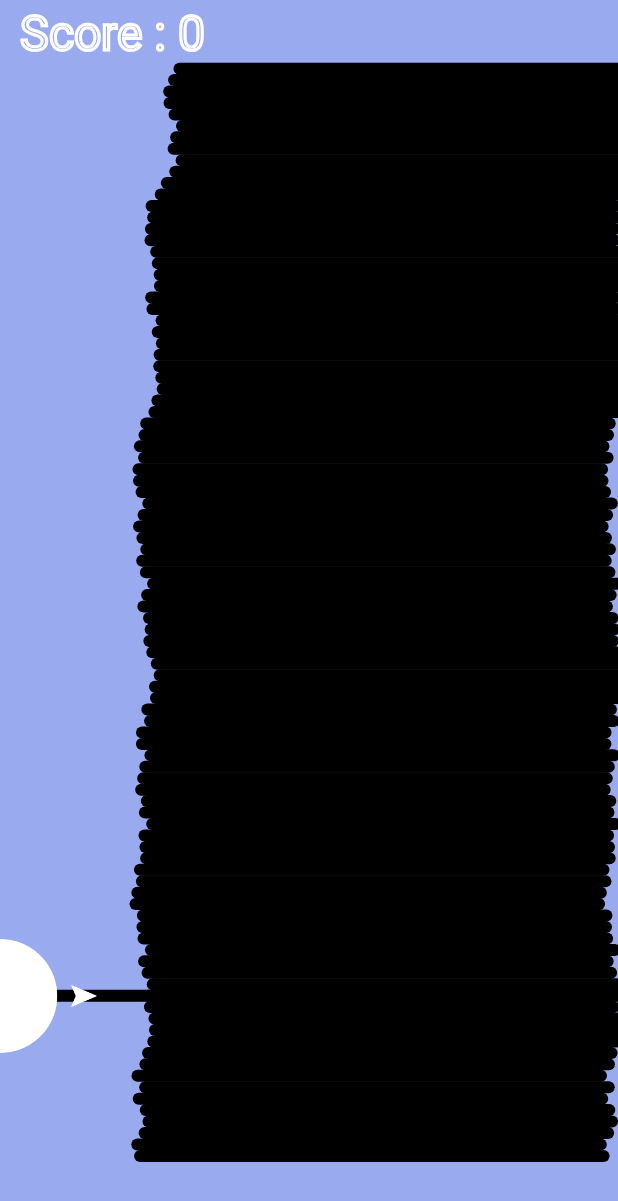
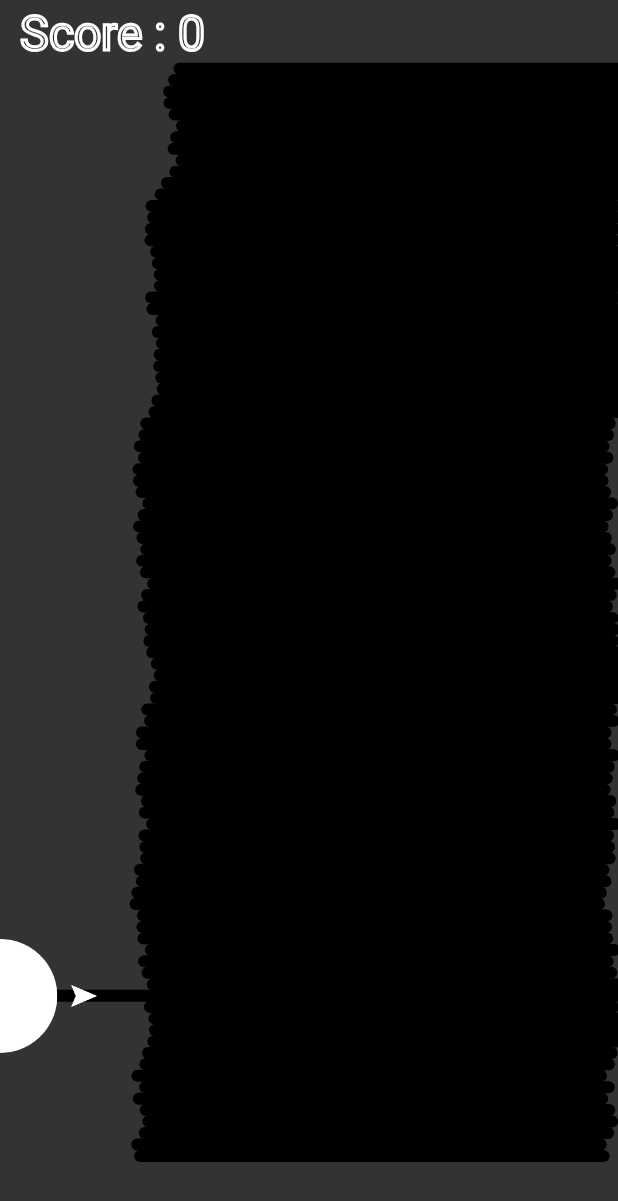
Before and after one commit to VincentDubois/musicgame, an Android app: the screen it shows after launch (MainActivity), on a phone screen of 412 x 824 dp. Shown: the top 1201 px of the screen. Run offline under Robolectric (Android 15) with nearby library versions, the phone set to English and light mode, and no system bars.

Commit message:
Travail sur les murs, changement couleur

```diff
--- a/app/src/main/java/fr/univartois/iutlens/mmi/web2/musicgame/GameView.java
+++ b/app/src/main/java/fr/univartois/iutlens/mmi/web2/musicgame/GameView.java
@@ -227,7 +227,8 @@ public class GameView extends View implements View.OnTouchListener {
     protected void onDraw(Canvas canvas) {
         super.onDraw(canvas);
 
-        canvas.drawColor(0xff99aaee);
+        canvas.drawColor(0xff333333);
+
 
         if (wall == null) return; // Si le jeu n'est pas initialisé, on ne fait rien
 
--- a/app/src/main/res/values/colors.xml
+++ b/app/src/main/res/values/colors.xml
@@ -1,6 +1,6 @@
 <?xml version="1.0" encoding="utf-8"?>
 <resources>
     <color name="colorPrimary">#3F51B5</color>
-    <color name="colorPrimaryDark">#303F9F</color>
+    <color name="colorPrimaryDark">#333333</color>
     <color name="colorAccent">#FF4081</color>
 </resources>
```
